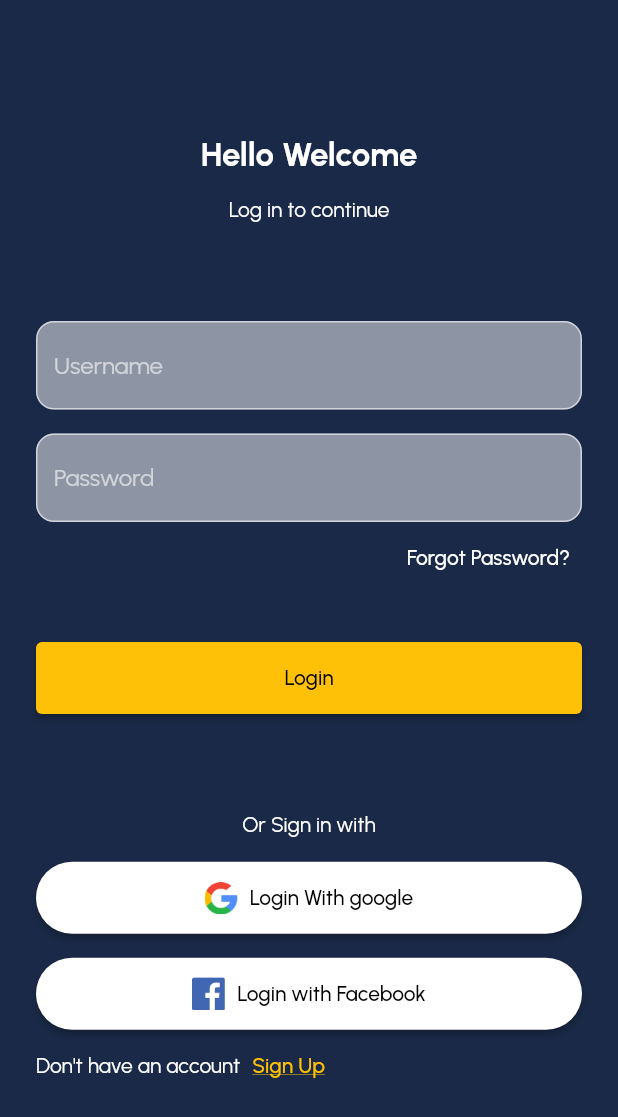
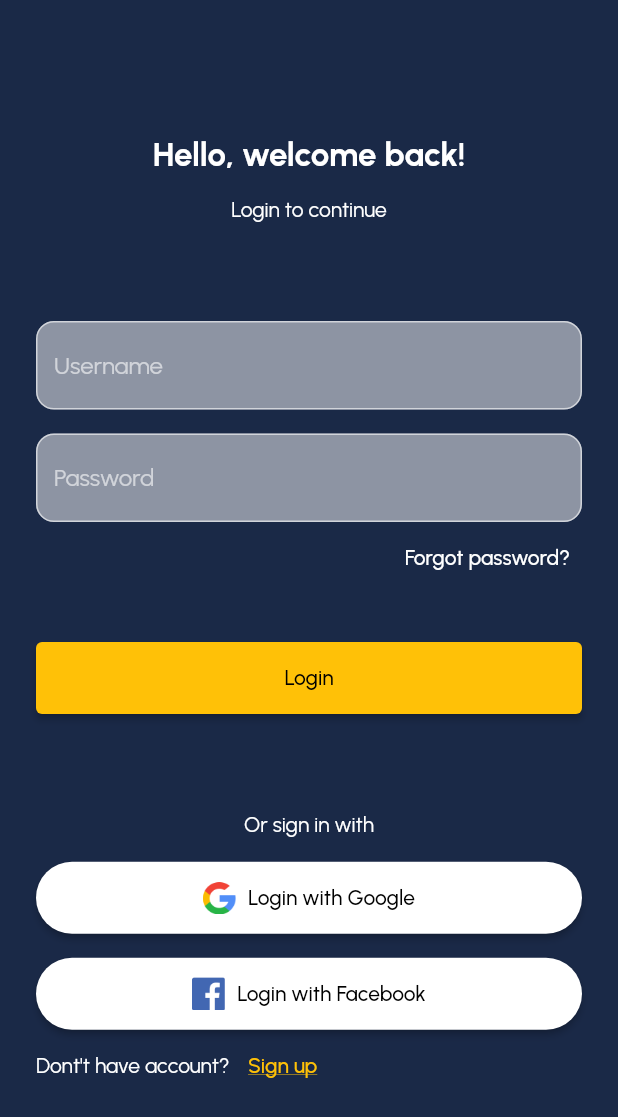
Before and after one commit to Shivam-Sharma-1/Integrated-Map-App, a Flutter app: the screen it shows after launch, on a phone screen of 412 x 824 dp. Shown: the top 1117 px of the screen. Run offline on Flutter 3.47's test engine with Material 2 defaults, Android fonts, the phone set to English and light mode, and no system bars; our stand-ins replace flutter_svg; project files that could hold a hidden picture were left out.

Commit message:
refactor: Add app routes and update home page and profile page

```diff
--- /dev/null
+++ b/client/lib/config/app_routes.dart
@@ -0,0 +1,18 @@
+import '../pages/home_page.dart';
+import '../pages/login_page.dart';
+import '../pages/main_page.dart';
+
+class AppRoutes {
+  static final pages = {
+    login: (context) => const LoginPage(),
+    home: (context) => HomePage(),
+    main: (context) => MainPage(),
+  };
+
+  static const login = '/';
+  static const home = '/home';
+  static const main = '/main';
+  static const editProfile = '/edit_profile';
+  static const nearby = '/nearby';
+  static const user = '/user';
+}
--- a/client/lib/pages/home_page.dart
+++ b/client/lib/pages/home_page.dart
@@ -3,6 +3,8 @@ import 'package:flutter_svg/flutter_svg.dart';
 
 import '../components/post_item.dart';
 import '../components/toolbar.dart';
+import '../config/app_icons.dart';
+import '../config/app_strings.dart';
 
 class HomePage extends StatelessWidget {
   const HomePage({super.key});
@@ -11,14 +13,14 @@ class HomePage extends StatelessWidget {
   Widget build(BuildContext context) {
     return Scaffold(
         appBar: Toolbar(
-          title: 'Home Page',
+          title: AppStrings.appName,
           actions: [
             IconButton(
               onPressed: () {
                 print('Clicked');
               },
               icon: SvgPicture.asset(
-                'assets/svg/ic_location.svg',
+                AppIcons.icLocation,
               ),
             ),
           ],
--- a/client/lib/pages/login_page.dart
+++ b/client/lib/pages/login_page.dart
@@ -1,4 +1,8 @@
 import 'package:flutter/material.dart';
+
+import '../config/app_icons.dart';
+import '../config/app_routes.dart';
+import '../config/app_strings.dart';
 
 class LoginPage extends StatelessWidget {
   const LoginPage({super.key});
@@ -15,7 +19,7 @@ class LoginPage extends StatelessWidget {
               children: [
                 const Spacer(),
                 const Text(
-                  'Hello Welcome',
+                  AppStrings.helloWelcome,
                   style: TextStyle(
                     color: Colors.white,
                     fontSize: 22,
@@ -26,7 +30,7 @@ class LoginPage extends StatelessWidget {
                   height: 16,
                 ),
                 const Text(
-                  'Log in to continue',
+                  AppStrings.loginToContinue,
                   style: TextStyle(
                     color: Colors.white,
                   ),
@@ -34,7 +38,7 @@ class LoginPage extends StatelessWidget {
                 const Spacer(),
                 TextField(
                   decoration: InputDecoration(
-                      hintText: "Username",
+                      hintText: AppStrings.username,
                       border: const OutlineInputBorder(
                           borderRadius: BorderRadius.all(Radius.circular(12))),
                       filled: true,
@@ -45,7 +49,7 @@ class LoginPage extends StatelessWidget {
                 ),
                 TextField(
                   decoration: InputDecoration(
-                      hintText: "Password",
+                      hintText: AppStrings.password,
                       border: const OutlineInputBorder(
                           borderRadius: BorderRadius.all(Radius.circular(12))),
                       filled: true,
@@ -60,7 +64,7 @@ class LoginPage extends StatelessWidget {
                     style: TextButton.styleFrom(
                       foregroundColor: Colors.white,
                     ),
-                    child: const Text("Forgot Password?"),
+                    child: const Text(AppStrings.forgotPassword),
                   ),
                 ),
                 const SizedBox(
@@ -70,18 +74,19 @@ class LoginPage extends StatelessWidget {
                   height: 48,
                   width: double.infinity,
                   child: ElevatedButton(
-                    onPressed: () =>
-                        {Navigator.of(context).pushReplacementNamed('/main')},
+                    onPressed: () => {
+                      Navigator.of(context).pushReplacementNamed(AppRoutes.main)
+                    },
                     style: ElevatedButton.styleFrom(
                       backgroundColor: Colors.amber,
                       foregroundColor: Colors.black,
                     ),
-                    child: const Text("Login"),
+                    child: const Text(AppStrings.login),
                   ),
                 ),
                 const Spacer(),
                 const Text(
-                  "Or Sign in with",
+                  AppStrings.orSignInWith,
                   style: TextStyle(
                     color: Colors.white,
                   ),
@@ -108,14 +113,14 @@ class LoginPage extends StatelessWidget {
                       mainAxisAlignment: MainAxisAlignment.center,
                       children: [
                         Image.asset(
-                          "assets/images/google.png",
+                          AppIcons.icGoogle,
                           width: 22,
                           height: 22,
                         ),
                         const SizedBox(
                           width: 8,
                         ),
-                        const Text("Login With google"),
+                        const Text(AppStrings.loginWithGoogle),
                       ],
                     ),
                   ),
@@ -140,21 +145,21 @@ class LoginPage extends StatelessWidget {
                         mainAxisAlignment: MainAxisAlignment.center,
                         children: [
                           Image.asset(
-                            "assets/images/facebook.png",
+                            AppIcons.icFacebook,
                             width: 22,
                             height: 22,
                           ),
                           const SizedBox(
                             width: 8,
                           ),
-                          const Text("Login with Facebook"),
+                          const Text(AppStrings.loginWithFacebook),
                         ],
                       )),
                 ),
                 Row(
                   children: [
                     const Text(
-                      "Don't have an account",
+                      AppStrings.dontHaveAccount,
                       style: TextStyle(
                         color: Colors.white,
                       ),
@@ -165,7 +170,7 @@ class LoginPage extends StatelessWidget {
                           foregroundColor: Colors.amber,
                         ),
                         child: const Text(
-                          "Sign Up",
+                          AppStrings.signup,
                           style:
                               TextStyle(decoration: TextDecoration.underline),
                         )),
```
Also changed, not shown: client/lib/pages/profile_page.dart (+14 -13 lines).
